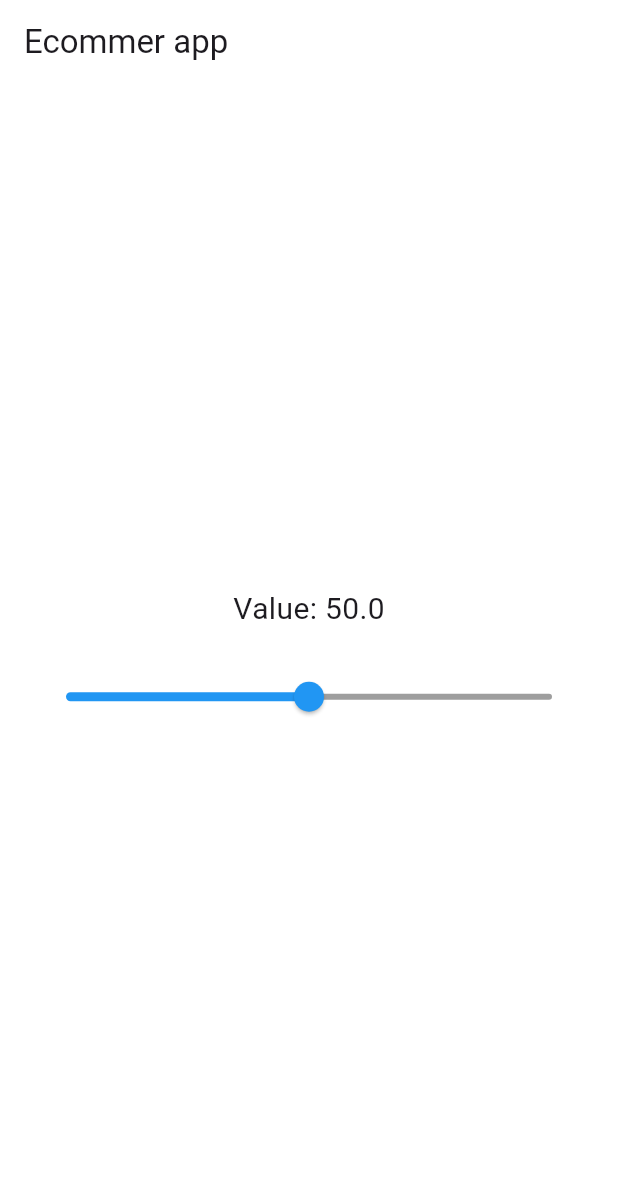
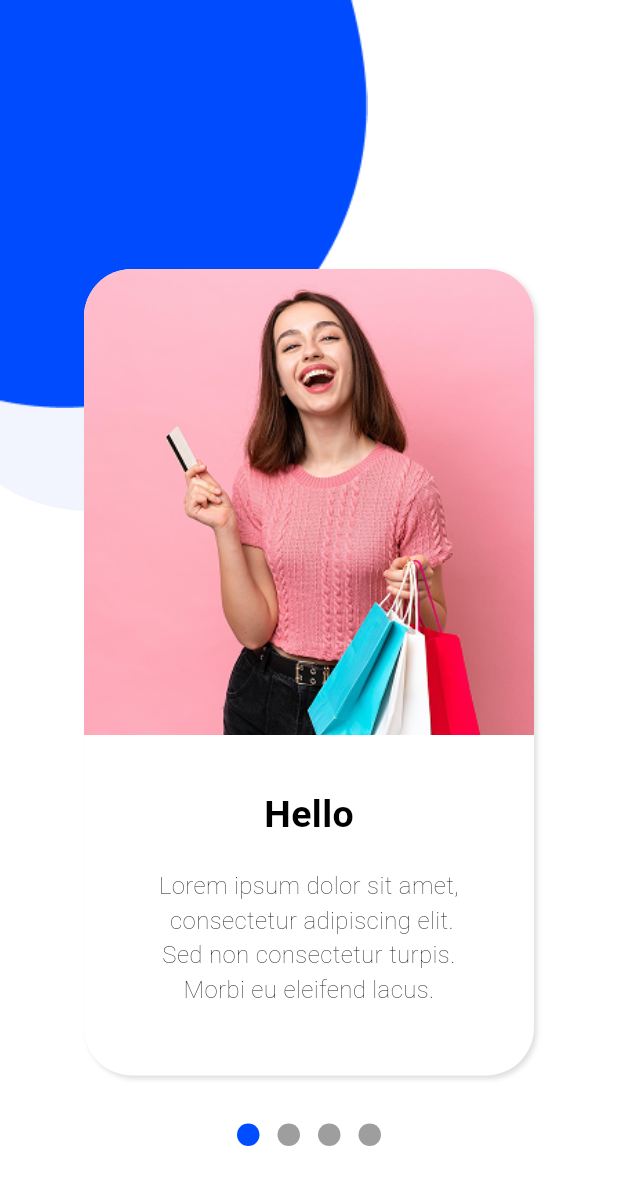
Before and after one commit to piseysim1/ecom_app, a Flutter app: the screen it shows after launch, on a phone screen of 412 x 824 dp. Shown: the top 1185 px of the screen. Run offline on Flutter 3.47's test engine with Material 3 defaults, Android fonts, the phone set to English and light mode, and no system bars; our stand-ins replace device_preview, dotted_border, pinput.

Commit message:
add some feature

```diff
--- a/lib/UI/hello_card.dart
+++ /dev/null
@@ -1,29 +0,0 @@
-import 'package:e_comapp/contant/image.dart';
-import 'package:e_comapp/widget/slideCard.dart';
-import 'package:flutter/material.dart';
-
-class HelloCard extends StatelessWidget {
-  const HelloCard({super.key});
-
-  @override
-  Widget build(BuildContext context) {
-    return Scaffold(
-      body: SizedBox(
-        child: Stack(
-          children: [
-                Positioned(
-                  top: 0,
-                  left: 0,
-                  width: 200,
-                  child: Image.asset(bluebackground2),
-                ),
-                Slidecard(),
-          ]
-
-        ),
-
-      ),
-
-    );
-  }
-}
--- /dev/null
+++ b/lib/UI/hello_card_dashboard.dart
@@ -0,0 +1,136 @@
+import 'package:e_comapp/UI/main/homepage_screen.dart';
+import 'package:e_comapp/contant/color.dart';
+import 'package:e_comapp/contant/image.dart';
+import 'package:e_comapp/main.dart';
+import 'package:e_comapp/widget/card_dashboard.dart';
+import 'package:flutter/material.dart';
+
+class OnboardingItem {
+  final String image;
+  final String title;
+  final String description;
+  final bool? isShowbutton;
+  OnboardingItem({
+    required this.image,
+    required this.title,
+    required this.description,
+    this.isShowbutton = false,
+  });
+}
+
+class HelloCardDashboard extends StatefulWidget {
+  const HelloCardDashboard({super.key});
+
+  @override
+  State<HelloCardDashboard> createState() => _HelloCardDashboardState();
+}
+
+class _HelloCardDashboardState extends State<HelloCardDashboard> {
+  int indexScroll = 0;
+  final PageController pageController = PageController();
+  final List<OnboardingItem> _items = [
+    OnboardingItem(
+      image: slide1,
+      title: 'Hello',
+      description:
+          'Lorem ipsum dolor sit amet,\n consectetur adipiscing elit.\nSed non consectetur turpis.\nMorbi eu eleifend lacus.',
+    ),
+    OnboardingItem(
+      image: slide2,
+      title: 'Ready?',
+      description: 'Lorem ipsum dolor sit amet,\n consectetur adipiscing elit.',
+    ),
+    OnboardingItem(
+      image: slide3,
+      title: 'Ready?',
+      description:
+          'Lorem ipsurm dolor sit amet,\n consectetur adipiscing elit.',
+    ),
+    OnboardingItem(
+      image: slide3,
+      title: 'Go?',
+      description: 'Lorem ipsum dolor sit amet,\n consectetur adipiscing elit.',
+      isShowbutton: true,
+    ),
+  ];
+
+  @override
+  Widget build(BuildContext context) {
+    return Scaffold(
+      body: SizedBox(
+        width: double.infinity,
+        height: double.infinity,
+        child: Stack(
+          children: [
+            Positioned(
+              top: 150,
+              left: 0,
+              width: 160,
+              child: Image.asset(bluebackground8),
+            ),
+            Positioned(top: 0, left: 0, child: Image.asset(bluebackground2)),
+            Center(
+              child: Column(
+                mainAxisAlignment: MainAxisAlignment.center,
+                crossAxisAlignment: CrossAxisAlignment.center,
+                children: [
+                  Spacer(),
+                  Expanded(
+                    flex: 3,
+                    child: PageView.builder(
+                      controller: pageController,
+                      onPageChanged: (value) => setState(() {
+                        indexScroll = value;
+                      }),
+                      clipBehavior: Clip.none,
+                      itemCount: _items.length,
+                      itemBuilder: (context, index) {
+                        final item = _items[index];
+                        return CardDashboard(
+                          image: item.image,
+                          title: item.title,
+                          description: item.description,
+                          isShowbutton: item.isShowbutton,
+                          onClick: () {
+                            Navigator.push(
+                              context,
+                              MaterialPageRoute(
+                                settings: const RouteSettings(
+                                  name: '/password recovery code',
+                                ),
+                                builder: (context) => HomepageScreen(),
+                              ),
+                            );
+                          },
+                        );
+                      },
+                    ),
+                  ),
+                  SizedBox(height: 32),
+                  Row(
+                    spacing: 12,
+                    mainAxisAlignment: MainAxisAlignment.center,
+                    crossAxisAlignment: CrossAxisAlignment.center,
+                    children: List.generate(_items.length, (index) {
+                      final isSelected = indexScroll == index;
+                      return _dot(dotColor: isSelected ? mainblue : greyColor);
+                    }),
+                  ),
+                  SizedBox(height: 60),
+                ],
+              ),
+            ),
+          ],
+        ),
+      ),
+    );
+  }
+
+  Widget _dot({required Color dotColor}) {
+    return Container(
+      width: 15,
+      height: 15,
+      decoration: BoxDecoration(shape: BoxShape.circle, color: dotColor),
+    );
+  }
+}
--- /dev/null
+++ b/lib/UI/main/homepage_screen.dart
@@ -0,0 +1,10 @@
+import 'package:flutter/material.dart';
+
+class HomepageScreen extends StatelessWidget {
+  const HomepageScreen({super.key});
+
+  @override
+  Widget build(BuildContext context) {
+    return const Placeholder();
+  }
+}
--- a/lib/UI/newpasssword.dart
+++ b/lib/UI/newpasssword.dart
@@ -1,4 +1,4 @@
-import 'package:e_comapp/UI/hello_card.dart';
+import 'package:e_comapp/UI/hello_card_dashboard.dart';
 import 'package:e_comapp/contant/image.dart';
 import 'package:e_comapp/widget/button_cus.dart';
 import 'package:e_comapp/widget/text_form_cus.dart';
@@ -108,7 +108,7 @@ class Newpasssword extends StatelessWidget {
                       onPressed: () {
                         Navigator.push(
                           context,
-                          MaterialPageRoute(builder: (context) => HelloCard()),
+                          MaterialPageRoute(builder: (context) => HelloCardDashboard()),
                         );
                       },
                     ),
--- a/lib/contant/color.dart
+++ b/lib/contant/color.dart
@@ -3,3 +3,6 @@ import 'package:flutter/material.dart';
 const Color whilteColor = Color(0xFFFFFFFF);
 const Color pinkColor = Color(0xFFFFEBEB);
 const Color deeppinkColor = Color(0xFFF1AEAE);
+const Color blackColor = Colors.black;
+const Color mainblue = Color(0xFF004CFF);
+const Color greyColor = Colors.grey;
--- a/lib/contant/image.dart
+++ b/lib/contant/image.dart
@@ -10,3 +10,7 @@ const String flagicon = "assets/images/FLAG.png";
 const String logopeople = "assets/images/artist-2 1.png";
 const String checkicon = "assets/images/Icon feather-check.png";
 const String Exclamtion = "assets/images/Exclamation.png";
+const String bluebackground8 = "assets/images/bubble 07 (2).png";
+const String slide1 = "assets/images/slide_1.png";
+const String slide2 = "assets/images/Placeholder_01.jpg";
+const String slide3 = "assets/images/Placeholder_01.jpg";
--- a/lib/main.dart
+++ b/lib/main.dart
@@ -1,5 +1,4 @@
-
-import 'package:e_comapp/UI/hello_card.dart';
+import 'package:e_comapp/UI/hello_card_dashboard.dart';
 import 'package:e_comapp/UI/password_recovery_code.dart';
 import 'package:e_comapp/UI/starter_screen.dart';
 import 'package:e_comapp/contant/color.dart';
@@ -25,7 +24,7 @@ class MyApp extends StatelessWidget {
         appBarTheme: AppBarTheme(backgroundColor: whilteColor),
         colorScheme: ColorScheme.fromSeed(seedColor: Colors.deepPurple),
       ),
-      home: HelloCard(),
+      home: HelloCardDashboard(),
     );
   }
 }
--- /dev/null
+++ b/lib/widget/card_dashboard.dart
@@ -0,0 +1,78 @@
+import 'package:e_comapp/contant/color.dart';
+import 'package:e_comapp/contant/image.dart';
+import 'package:e_comapp/widget/button_cus.dart';
+import 'package:flutter/material.dart';
+
+class CardDashboard extends StatelessWidget {
+  const CardDashboard({
+    super.key,
+    required this.image,
+    required this.title,
+    required this.description,
+    this.isShowbutton = false,
+    this.onClick,
+  });
+  final String image;
+  final String title;
+  final String description;
+  final bool? isShowbutton;
+  final VoidCallback? onClick;
+  @override
+  Widget build(BuildContext context) {
+    return Container(
+      margin: EdgeInsets.symmetric(horizontal: 56),
+      width: 300,
+      height: 540,
+      decoration: BoxDecoration(
+        color: whilteColor,
+        borderRadius: BorderRadius.circular(32),
+        boxShadow: [
+          BoxShadow(color: Colors.black12, offset: Offset(2, 2), blurRadius: 2),
+        ],
+      ),
+      child: Column(
+        mainAxisSize: MainAxisSize.min,
+        children: [
+          ClipRRect(
+            borderRadius: BorderRadiusGeometry.only(
+              topLeft: Radius.circular(32),
+              topRight: Radius.circular(32),
+            ),
+            child: Image.asset(image),
+          ),
+          const SizedBox(height: 35),
+          Text(
+            title,
+            style: TextStyle(
+              color: blackColor,
+              fontSize: 25,
+              fontWeight: FontWeight.w700,
+            ),
+          ),
+          const SizedBox(height: 18),
+          Text(
+            description,
+            textAlign: TextAlign.center,
+            style: TextStyle(
+              color: blackColor,
+              fontSize: 16,
+              fontWeight: FontWeight.w200,
+            ),
+          ),
+          if (isShowbutton == true) ...[
+            SizedBox(height: 30),
+            SizedBox(
+              width: 200,
+              child: ButtonCus(
+                buttonName: "Let's Start",
+                onPressed: onClick,
+                BGbotton: mainblue,
+              ),
+            ),
+          ],
+          SizedBox(height: 20),
+        ],
+      ),
+    );
+  }
+}
--- a/lib/widget/slideCard.dart
+++ /dev/null
@@ -1,47 +0,0 @@
-import 'package:e_comapp/contant/color.dart';
-import 'package:flutter/material.dart';
-
-class Slidecard extends StatefulWidget {
-  const Slidecard({super.key});
-
-  @override
-  State<Slidecard> createState() => _SlidecardState();
-}
-
-class _SlidecardState extends State<Slidecard> {
-  double _currentValue = 50; // Initial slider value
-
-  @override
-  Widget build(BuildContext context) {
-    return Scaffold(
-      appBar: AppBar(title: const Text('Ecommer app')),
-      body: Padding(
-        padding: const EdgeInsets.all(20.0),
-        child: Column(
-          mainAxisAlignment: MainAxisAlignment.center,
-          children: [
-            Text(
-              'Value: ${_currentValue.toStringAsFixed(1)}',
-              style: const TextStyle(fontSize: 20),
-            ),
-            const SizedBox(height: 20),
-            Slider(
-              value: _currentValue,
-              min: 0,
-              max: 100,
-              divisions: 100, // Optional: creates discrete steps
-              label: _currentValue.toStringAsFixed(1),
-              activeColor: Colors.blue,
-              inactiveColor: Colors.grey,
-              onChanged: (double value) {
-                setState(() {
-                  _currentValue = value;
-                });
-              },
-            ),
-          ],
-        ),
-      ),
-    );
-  }
-}
```
Also changed, not shown: assets/images/Placeholder_01.jpg (added), assets/images/Placeholder_01.png (added), assets/images/bubble 07 (2).png (added), assets/images/slide_1.png (added).
